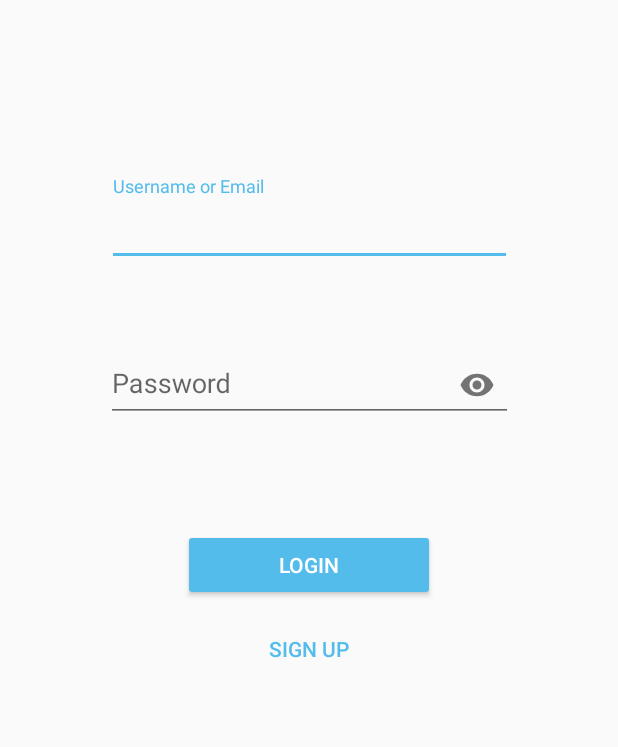
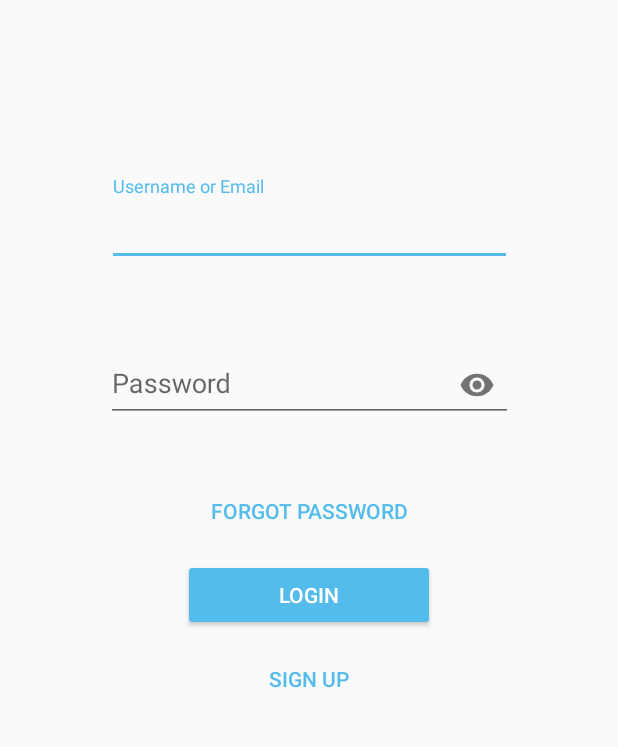
Before and after one commit to anitab-org/mentorship-android, an Android app: the LoginActivity screen opened directly, with no data from a screen before it, on a phone screen of 412 x 824 dp, the part 375-1122 px from its top. Run offline under Robolectric (Android 15) with nearby library versions, the phone set to English and light mode, and no system bars; our stand-ins replace RxJava.

Commit message:
feat: add a 'forgot password' button that sends an inputted email

```diff
--- a/app/src/main/res/layout/activity_login.xml
+++ b/app/src/main/res/layout/activity_login.xml
@@ -70,17 +70,32 @@
     </com.google.android.material.textfield.TextInputLayout>
 
     <androidx.appcompat.widget.AppCompatButton
+        android:id="@+id/btnForgotPassword"
+        style="@style/Widget.AppCompat.Button.Borderless.Colored"
+        android:layout_width="166dp"
+        android:layout_height="wrap_content"
+        android:layout_marginEnd="8dp"
+        android:layout_marginStart="8dp"
+        android:layout_marginTop="8dp"
+        android:text="@string/forgot_password"
+        app:layout_constraintBottom_toBottomOf="parent"
+        app:layout_constraintEnd_toEndOf="parent"
+        app:layout_constraintStart_toStartOf="parent"
+        app:layout_constraintTop_toBottomOf="@+id/tiPassword"
+        app:layout_constraintVertical_bias="0.0" />
+
+    <androidx.appcompat.widget.AppCompatButton
         android:id="@+id/btnLogin"
         style="@style/Widget.AppCompat.Button.Colored"
         android:layout_width="168dp"
         android:layout_height="wrap_content"
         android:layout_marginStart="8dp"
-        android:layout_marginTop="44dp"
+        android:layout_marginTop="8dp"
         android:layout_marginEnd="8dp"
         android:text="@string/login"
         app:layout_constraintEnd_toEndOf="parent"
         app:layout_constraintStart_toStartOf="parent"
-        app:layout_constraintTop_toBottomOf="@+id/tiPassword" />
+        app:layout_constraintTop_toBottomOf="@+id/btnForgotPassword" />
 
     <androidx.appcompat.widget.AppCompatButton
         android:id="@+id/btnSignUp"
--- a/app/src/main/res/values/strings.xml
+++ b/app/src/main/res/values/strings.xml
@@ -1,6 +1,10 @@
 <resources>
     <string name="app_name">Systers Mentorship</string>
     <string name="logo">Logo</string>
+    <string name="forgot_password">Forgot Password</string>
+    <string name="enter_email">Please enter your email id to receive password reset instructions</string>
+    <string name="enter">Enter</string>
+    <string name="email_sent">An email has been sent to %1$s</string>
     <string name="login">Login</string>
     <string name="update_profile">Update</string>
     <string name="sign_up">Sign Up</string>
```
Also changed, not shown: app/src/main/java/org/systers/mentorship/view/activities/LoginActivity.kt (+27 -0 lines), app/src/main/res/layout/dialog_enter_email.xml (added, +19 -0 lines).
